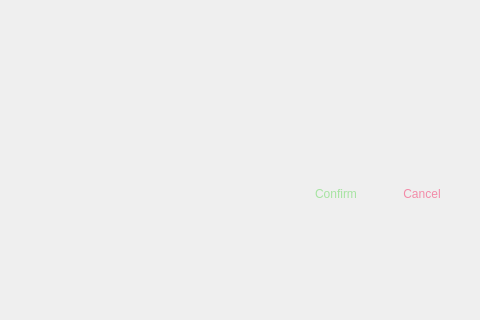
Above: src/designer/main_window.ui from Uyanide/Wallpaper_Carousel before the change; both pictures show x 270 to 750 and y 180 to 500 of the 750 by 500 pixel window. Below: the same form after it.
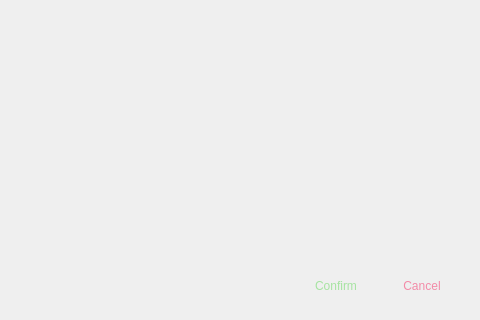
That is the form after the change.

```diff
--- a/src/designer/main_window.ui
+++ b/src/designer/main_window.ui
@@ -68,6 +68,16 @@
       </property>
      </widget>
     </item>
+    <item>
+     <widget class="QStackedWidget" name="stackedWidget">
+      <property name="sizePolicy">
+       <sizepolicy hsizetype="Expanding" vsizetype="Expanding">
+        <horstretch>0</horstretch>
+        <verstretch>0</verstretch>
+       </sizepolicy>
+      </property>
+     </widget>
+    </item>
     <item>
      <widget class="QWidget" name="actions" native="true">
       <property name="minimumSize">
```
